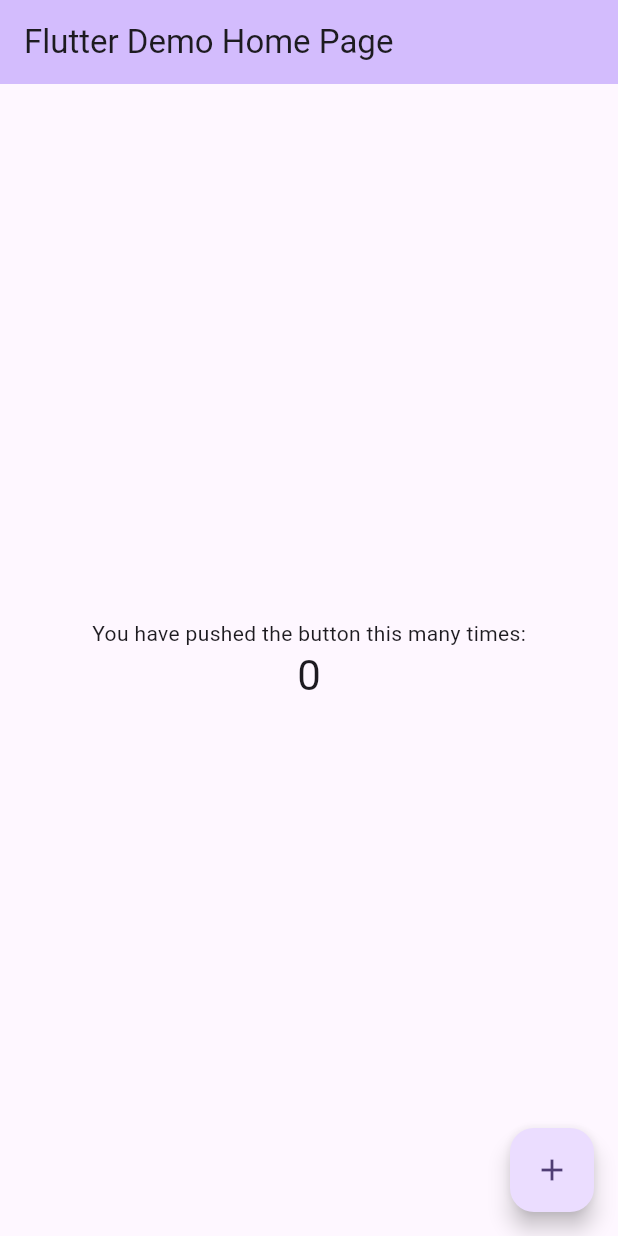
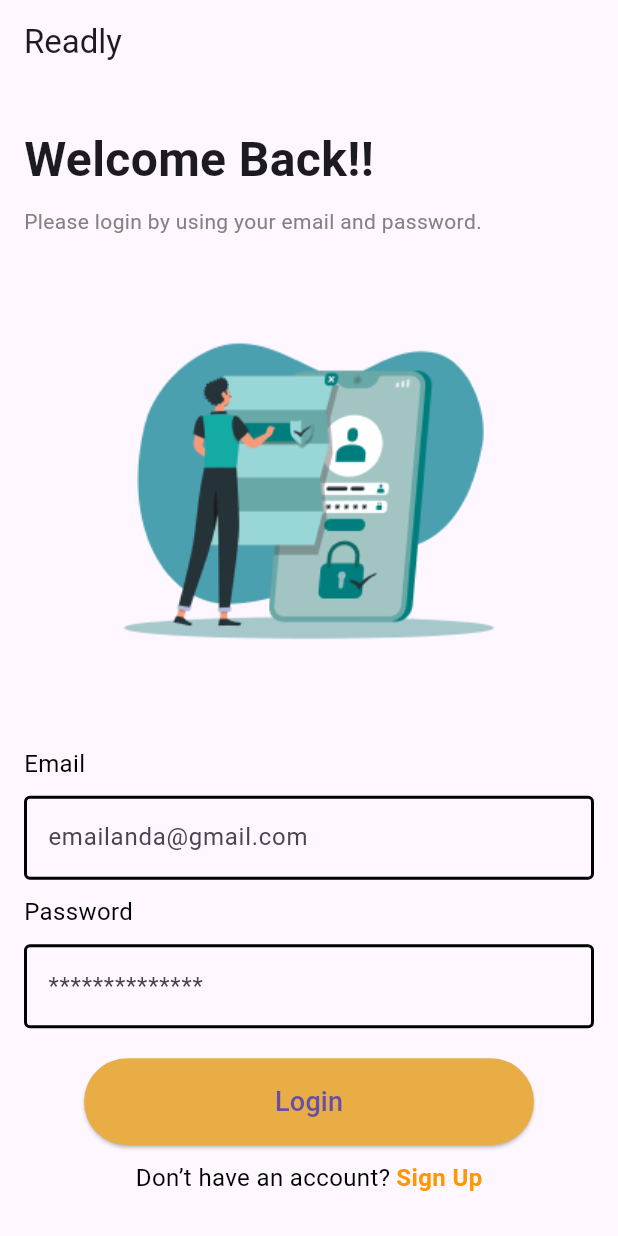
Before and after one commit to angelica1412/Readly, a Flutter app: the screen it shows after launch, on a phone screen of 412 x 824 dp. Run offline on Flutter 3.47's test engine with Material 3 defaults, Android fonts, the light colour scheme and no system bars.

Commit message:
pembuatan login page

```diff
--- a/lib/main.dart
+++ b/lib/main.dart
@@ -1,125 +1,191 @@
 import 'package:flutter/material.dart';
 
 void main() {
-  runApp(const MyApp());
+  runApp(MyApp());
 }
 
 class MyApp extends StatelessWidget {
-  const MyApp({super.key});
-
-  // This widget is the root of your application.
   @override
   Widget build(BuildContext context) {
     return MaterialApp(
-      title: 'Flutter Demo',
-      theme: ThemeData(
-        // This is the theme of your application.
-        //
-        // TRY THIS: Try running your application with "flutter run". You'll see
-        // the application has a blue toolbar. Then, without quitting the app,
-        // try changing the seedColor in the colorScheme below to Colors.green
-        // and then invoke "hot reload" (save your changes or press the "hot
-        // reload" button in a Flutter-supported IDE, or press "r" if you used
-        // the command line to start the app).
-        //
-        // Notice that the counter didn't reset back to zero; the application
-        // state is not lost during the reload. To reset the state, use hot
-        // restart instead.
-        //
-        // This works for code too, not just values: Most code changes can be
-        // tested with just a hot reload.
-        colorScheme: ColorScheme.fromSeed(seedColor: Colors.deepPurple),
-        useMaterial3: true,
-      ),
-      home: const MyHomePage(title: 'Flutter Demo Home Page'),
+      home: LoginPage(),
     );
   }
 }
 
-class MyHomePage extends StatefulWidget {
-  const MyHomePage({super.key, required this.title});
-
-  // This widget is the home page of your application. It is stateful, meaning
-  // that it has a State object (defined below) that contains fields that affect
-  // how it looks.
-
-  // This class is the configuration for the state. It holds the values (in this
-  // case the title) provided by the parent (in this case the App widget) and
-  // used by the build method of the State. Fields in a Widget subclass are
-  // always marked "final".
-
-  final String title;
-
-  @override
-  State<MyHomePage> createState() => _MyHomePageState();
-}
-
-class _MyHomePageState extends State<MyHomePage> {
-  int _counter = 0;
-
-  void _incrementCounter() {
-    setState(() {
-      // This call to setState tells the Flutter framework that something has
-      // changed in this State, which causes it to rerun the build method below
-      // so that the display can reflect the updated values. If we changed
-      // _counter without calling setState(), then the build method would not be
-      // called again, and so nothing would appear to happen.
-      _counter++;
-    });
-  }
-
+class LoginPage extends StatelessWidget {
   @override
   Widget build(BuildContext context) {
-    // This method is rerun every time setState is called, for instance as done
-    // by the _incrementCounter method above.
-    //
-    // The Flutter framework has been optimized to make rerunning build methods
-    // fast, so that you can just rebuild anything that needs updating rather
-    // than having to individually change instances of widgets.
     return Scaffold(
       appBar: AppBar(
-        // TRY THIS: Try changing the color here to a specific color (to
-        // Colors.amber, perhaps?) and trigger a hot reload to see the AppBar
-        // change color while the other colors stay the same.
-        backgroundColor: Theme.of(context).colorScheme.inversePrimary,
-        // Here we take the value from the MyHomePage object that was created by
-        // the App.build method, and use it to set our appbar title.
-        title: Text(widget.title),
+        title: Text('Readly'),
       ),
-      body: Center(
-        // Center is a layout widget. It takes a single child and positions it
-        // in the middle of the parent.
-        child: Column(
-          // Column is also a layout widget. It takes a list of children and
-          // arranges them vertically. By default, it sizes itself to fit its
-          // children horizontally, and tries to be as tall as its parent.
-          //
-          // Column has various properties to control how it sizes itself and
-          // how it positions its children. Here we use mainAxisAlignment to
-          // center the children vertically; the main axis here is the vertical
-          // axis because Columns are vertical (the cross axis would be
-          // horizontal).
-          //
-          // TRY THIS: Invoke "debug painting" (choose the "Toggle Debug Paint"
-          // action in the IDE, or press "p" in the console), to see the
-          // wireframe for each widget.
-          mainAxisAlignment: MainAxisAlignment.center,
-          children: <Widget>[
-            const Text(
-              'You have pushed the button this many times:',
+      body: Padding(
+        padding: const EdgeInsets.all(16.0),
+        child: Center(
+          child: SingleChildScrollView(
+            child: Column(
+              crossAxisAlignment: CrossAxisAlignment.start,
+              children: [
+                Align(
+                  alignment: Alignment.centerLeft,
+                  child: Text(
+                    'Welcome Back!!',
+                    style: TextStyle(
+                      fontSize: 32,
+                      fontWeight: FontWeight.bold,
+                    ),
+                  ),
+                ),
+                SizedBox(height: 8),
+                Text(
+                  'Please login by using your email and password.',
+                  style: TextStyle(
+                    fontSize: 14,
+                    color: Color(0xFF838181),
+                  ),
+                ),
+                SizedBox(height: 20),
+                Center(
+                  child: Image.asset(
+                    'assets/loginPage.png',
+                    height: 300,
+                    width: 300,
+                  ),
+                ),
+                SizedBox(height: 20),
+                Column(
+                  crossAxisAlignment: CrossAxisAlignment.start,
+                  children: [
+                    Text(
+                      'Email',
+                      style: TextStyle(
+                        color: Colors.black,
+                        fontSize: 16,
+                      ),
+                    ),
+                    SizedBox(height: 10),
+                    TextField(
+                      decoration: InputDecoration(
+                        hintText: 'emailanda@gmail.com',
+                        focusedBorder: OutlineInputBorder(
+                          borderSide: BorderSide(color: Colors.orange, width: 2.0),
+                        ),
+                        enabledBorder: OutlineInputBorder(
+                          borderSide: BorderSide(color: Colors.black, width: 2.0),
+                        ),
+                      ),
+                    ),
+                  ],
+                ),
+                SizedBox(height: 10),
+                Column(
+                  crossAxisAlignment: CrossAxisAlignment.start,
+                  children: [
+                    Text(
+                      'Password',
+                      style: TextStyle(
+                        color: Colors.black,
+                        fontSize: 16,
+                      ),
+                    ),
+                    SizedBox(height: 10),
+                    TextField(
+                      obscureText: true,
+                      decoration: InputDecoration(
+                        hintText: '**************',
+                        focusedBorder: OutlineInputBorder(
+                          borderSide: BorderSide(color: Colors.orange, width: 2.0),
+                        ),
+                        enabledBorder: OutlineInputBorder(
+                          borderSide: BorderSide(color: Colors.black, width: 2.0),
+                        ),
+                      ),
+                    ),
+                  ],
+                ),
+                SizedBox(height: 20),
+                Align(
+                  alignment: Alignment.center,
+                  child: Container(
+                    width: 300,
+                    child: ElevatedButton(
+                      onPressed: () {
+                        // Fungsi yang akan dijalankan ketika tombol login ditekan
+                        // Anda dapat menambahkan logika autentikasi di sini
+                      },
+                      style: ElevatedButton.styleFrom(
+                        primary: Color(0xFFE8AE45),
+                        shape: RoundedRectangleBorder(
+                          borderRadius: BorderRadius.circular(30.0),
+                        ),
+                      ),
+                      child: Padding(
+                        padding: const EdgeInsets.all(16.0),
+                        child: Text('Login', style: TextStyle(fontSize: 18)),
+                      ),
+                    ),
+                  ),
+                ),
+                SizedBox(height: 10),
+                Row(
+                  mainAxisAlignment: MainAxisAlignment.center,
+                  children: [
+                    GestureDetector(
+                      onTap: () {
+                        // Navigasi ke halaman pendaftaran
+                        Navigator.push(
+                          context,
+                          MaterialPageRoute(builder: (context) => SignUpPage()),
+                        );
+                      },
+                      child: Text(
+                        'Don’t have an account?',
+                        style: TextStyle(
+                          color: Colors.black, // Mengatur warna teks "Don’t have an account?" menjadi hitam
+                          fontSize: 16,
+                        ),
+                      ),
+                    ),
+                    SizedBox(width: 4),
+                    GestureDetector(
+                      onTap: () {
+                        // Navigasi ke halaman pendaftaran
+                        Navigator.push(
+                          context,
+                          MaterialPageRoute(builder: (context) => SignUpPage()),
+                        );
+                      },
+                      child: Text(
+                        'Sign Up',
+                        style: TextStyle(
+                          color: Colors.orange, // Mengatur warna teks "Sign Up" menjadi oranye
+                          fontSize: 16,
+                          fontWeight: FontWeight.bold,
+                        ),
+                      ),
+                    ),
+                  ],
+                ),
+              ],
             ),
-            Text(
-              '$_counter',
-              style: Theme.of(context).textTheme.headlineMedium,
-            ),
-          ],
+          ),
         ),
       ),
-      floatingActionButton: FloatingActionButton(
-        onPressed: _incrementCounter,
-        tooltip: 'Increment',
-        child: const Icon(Icons.add),
-      ), // This trailing comma makes auto-formatting nicer for build methods.
     );
   }
 }
+
+class SignUpPage extends StatelessWidget {
+  @override
+  Widget build(BuildContext context) {
+    return Scaffold(
+      appBar: AppBar(
+        title: Text('Sign Up'),
+      ),
+      body: Center(
+        child: Text('Halaman Pendaftaran'),
+      ),
+    );
+  }
+}
--- a/pubspec.yaml
+++ b/pubspec.yaml
@@ -52,6 +52,9 @@ dev_dependencies:
 
 # The following section is specific to Flutter packages.
 flutter:
+  assets:
+    - assets/loginPage.png
+
 
   # The following line ensures that the Material Icons font is
   # included with your application, so that you can use the icons in
```
Also changed, not shown: assets/loginPage.png (added), 1 other file.
